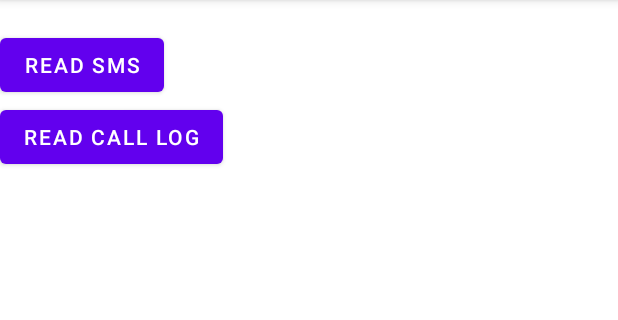
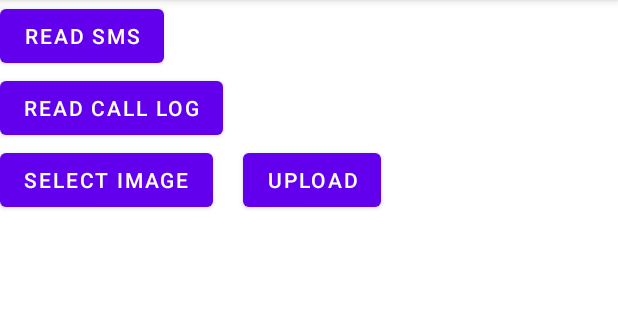
Before and after one commit to Daxesh-Italiya/HYTONE_FINANCE, an Android app: the screen it shows after launch (MainActivity), after a tap on "READ SMS", on a phone screen of 412 x 824 dp, the part 84-404 px from its top. Run offline under Robolectric (Android 15) with nearby library versions, the phone set to English and light mode, and no system bars; pictures from the network do not load; 3 statements that could not run were skipped.

Commit message:
Media access and api calls added

```diff
--- a/app/build.gradle
+++ b/app/build.gradle
@@ -35,4 +35,8 @@ dependencies {
     testImplementation 'junit:junit:4.+'
     androidTestImplementation 'androidx.test.ext:junit:1.1.3'
     androidTestImplementation 'androidx.test.espresso:espresso-core:3.4.0'
+
+    // dependencies for api calls
+    implementation 'com.squareup.retrofit2:retrofit:2.6.1'
+    implementation 'com.squareup.retrofit2:converter-gson:2.6.1'
 }
--- a/app/src/main/AndroidManifest.xml
+++ b/app/src/main/AndroidManifest.xml
@@ -4,7 +4,7 @@
 
     <uses-permission android:name="android.permission.READ_SMS" />
     <uses-permission android:name="android.permission.READ_CALL_LOG" />
-
+    <uses-permission android:name="android.permission.INTERNET" />
     <application
         android:allowBackup="true"
         android:icon="@mipmap/ic_launcher"
--- a/app/src/main/java/com/tst/hytonefinance/MainActivity.java
+++ b/app/src/main/java/com/tst/hytonefinance/MainActivity.java
@@ -4,55 +4,150 @@ import androidx.appcompat.app.AppCompatActivity;
 import androidx.core.app.ActivityCompat;
 
 import android.Manifest;
-import android.annotation.SuppressLint;
+import android.content.Intent;
 import android.content.pm.PackageManager;
 import android.database.Cursor;
 import android.net.Uri;
 import android.os.Bundle;
 import android.provider.CallLog;
-import android.provider.Telephony;
+import android.provider.MediaStore;
 import android.view.View;
+import android.widget.ImageView;
 import android.widget.TextView;
 
+import java.io.File;
 import java.util.Date;
+
+import okhttp3.MediaType;
+import okhttp3.MultipartBody;
+import okhttp3.RequestBody;
+import retrofit2.Call;
+import retrofit2.Callback;
+import retrofit2.Response;
+import retrofit2.Retrofit;
 
 public class MainActivity extends AppCompatActivity {
 
     private TextView myTextView;
+    private ImageView myImageView;
+    private static final int SELECT_PICTURE = 1;
+    private String selectedImagePath;
 
     @Override
     protected void onCreate(Bundle savedInstanceState) {
         super.onCreate(savedInstanceState);
         setContentView(R.layout.activity_main);
         myTextView = findViewById(R.id.textview);
-        ActivityCompat.requestPermissions(MainActivity.this, new String[]{Manifest.permission.READ_SMS, Manifest.permission.READ_CALL_LOG}, PackageManager.PERMISSION_GRANTED);
+        myImageView = findViewById(R.id.imageView);
+        ActivityCompat.requestPermissions(MainActivity.this,
+                new String[]{Manifest.permission.READ_SMS,
+                        Manifest.permission.READ_CALL_LOG},
+                PackageManager.PERMISSION_GRANTED
+        );
+
+        findViewById(R.id.select_image)
+                .setOnClickListener(new View.OnClickListener() {
+
+                    // opens activity to select image
+                    public void onClick(View arg0) {
+                        Intent intent = new Intent();
+                        intent.setType("image/*");
+                        intent.setAction(Intent.ACTION_GET_CONTENT);
+                        startActivityForResult(Intent.createChooser(intent,
+                                "Select Picture"), SELECT_PICTURE);
+                    }
+                });
     }
 
-    public void readSMS(View view) {
+    // shows image and stores its path
+    public void onActivityResult(int requestCode, int resultCode, Intent data) {
+        super.onActivityResult(requestCode, resultCode, data);
+        if (resultCode == RESULT_OK) {
+            if (requestCode == SELECT_PICTURE) {
+                Uri selectedImageUri = data.getData();
+                myImageView.setImageURI(selectedImageUri);
+                selectedImagePath = getPath(selectedImageUri);
+            }
+        }
+    }
+
+    // gets path of selected image
+    public String getPath(Uri uri) {
+        if( uri == null ) {
+            return null;
+        }
+        String[] projection = { MediaStore.Images.Media.DATA };
+        Cursor cursor = managedQuery(uri, projection, null, null, null);
+        if( cursor != null ){
+            int column_index = cursor
+                    .getColumnIndexOrThrow(MediaStore.Images.Media.DATA);
+            cursor.moveToFirst();
+            String path = cursor.getString(column_index);
+            cursor.close();
+            return path;
+        }
+        return uri.getPath();
+    }
+
+    public void upload(View view){
+        uploadImage();
+    }
+
+    // sends image to api and gets response // todo: need to modify this function
+    private void uploadImage() {
+        File file = new File(selectedImagePath);
+
+        Retrofit retrofit = NetworkClient.getRetrofit();
+
+        RequestBody requestBody = RequestBody.create(MediaType.parse("image/*"), file);
+        MultipartBody.Part parts = MultipartBody.Part.createFormData("newImage", file.getName(), requestBody);
+        RequestBody someData = RequestBody.create(MediaType.parse("text/plain"), "This is a new Image");
+        UploadApis uploadApis = retrofit.create(UploadApis.class);
+        Call call = uploadApis.uploadImage(parts, someData);
+        call.enqueue(new Callback() {
+            @Override
+            public void onResponse(Call call, Response response) {
+                // code for success
+            }
+
+            @Override
+            public void onFailure(Call call, Throwable t) {
+                // code for failure
+            }
+        });
+    }
+
+    public void readSMS(View view){
+        readSms();
+    }
+
+    // prints last sms body
+    private void readSms() {
         Cursor getAllSms = getContentResolver().query(Uri.parse("content://sms"), null, null, null, null);
         getAllSms.moveToFirst();
         myTextView.setText(getAllSms.getString(12));
         getAllSms.close();
     }
 
+    // prints all call history
     public void readCallLog(View view) {
 
         StringBuffer sb = new StringBuffer();
-        Cursor managedCursor = managedQuery( CallLog.Calls.CONTENT_URI,null, null,null, null);
-        int number = managedCursor.getColumnIndex( CallLog.Calls.NUMBER );
-        int type = managedCursor.getColumnIndex( CallLog.Calls.TYPE );
-        int date = managedCursor.getColumnIndex( CallLog.Calls.DATE);
-        int duration = managedCursor.getColumnIndex( CallLog.Calls.DURATION);
-        sb.append( "Call Details :");
-        while ( managedCursor.moveToNext() ) {
-            String phNumber = managedCursor.getString( number );
-            String callType = managedCursor.getString( type );
-            String callDate = managedCursor.getString( date );
+        Cursor managedCursor = managedQuery(CallLog.Calls.CONTENT_URI, null, null, null, null);
+        int number = managedCursor.getColumnIndex(CallLog.Calls.NUMBER);
+        int type = managedCursor.getColumnIndex(CallLog.Calls.TYPE);
+        int date = managedCursor.getColumnIndex(CallLog.Calls.DATE);
+        int duration = managedCursor.getColumnIndex(CallLog.Calls.DURATION);
+        sb.append("Call Details :");
+        while (managedCursor.moveToNext()) {
+            String phNumber = managedCursor.getString(number);
+            String callType = managedCursor.getString(type);
+            String callDate = managedCursor.getString(date);
             Date callDayTime = new Date(Long.valueOf(callDate));
-            String callDuration = managedCursor.getString( duration );
+            String callDuration = managedCursor.getString(duration);
             String dir = null;
-            int dircode = Integer.parseInt( callType );
-            switch( dircode ) {
+            int dircode = Integer.parseInt(callType);
+            switch (dircode) {
                 case CallLog.Calls.OUTGOING_TYPE:
                     dir = "OUTGOING";
                     break;
@@ -65,7 +160,7 @@ public class MainActivity extends AppCompatActivity {
                     dir = "MISSED";
                     break;
             }
-            sb.append( "\nPhone Number:--- "+phNumber +" \nCall Type:--- "+dir+" \nCall Date:--- "+callDayTime+" \nCall duration in sec :--- "+callDuration );
+            sb.append("\nPhone Number:--- " + phNumber + " \nCall Type:--- " + dir + " \nCall Date:--- " + callDayTime + " \nCall duration in sec :--- " + callDuration);
             sb.append("\n----------------------------------");
         }
         managedCursor.close();
--- /dev/null
+++ b/app/src/main/java/com/tst/hytonefinance/UploadApis.java
@@ -0,0 +1,14 @@
+package com.tst.hytonefinance;
+
+import okhttp3.MultipartBody;
+import okhttp3.RequestBody;
+import retrofit2.Call;
+import retrofit2.http.Multipart;
+import retrofit2.http.POST;
+import retrofit2.http.Part;
+
+public interface UploadApis {
+    @Multipart
+    @POST("upload")             // todo: give api name
+    Call<RequestBody> uploadImage(@Part MultipartBody.Part part, @Part("someData") RequestBody requestBody);
+}
--- a/app/src/main/res/layout/activity_main.xml
+++ b/app/src/main/res/layout/activity_main.xml
@@ -6,16 +6,6 @@
     android:layout_height="match_parent"
     android:orientation="vertical"
     tools:context=".MainActivity">
-
-    <TextView
-        android:id="@+id/textview"
-        android:layout_width="wrap_content"
-        android:layout_height="wrap_content"
-        android:text=""
-        app:layout_constraintBottom_toBottomOf="parent"
-        app:layout_constraintLeft_toLeftOf="parent"
-        app:layout_constraintRight_toRightOf="parent"
-        app:layout_constraintTop_toTopOf="parent" />
 
     <Button
         android:layout_width="wrap_content"
@@ -29,4 +19,41 @@
         android:text="read call log"
         android:onClick="readCallLog"/>
 
+
+    <LinearLayout
+        android:layout_width="match_parent"
+        android:layout_height="wrap_content"
+        android:orientation="horizontal">
+
+        <Button
+            android:id="@+id/select_image"
+            android:layout_width="wrap_content"
+            android:layout_height="wrap_content"
+            android:text="select image" />
+
+        <Button
+            android:id="@+id/upload"
+            android:layout_width="wrap_content"
+            android:layout_height="wrap_content"
+            android:layout_marginStart="20dp"
+            android:text="upload"
+            android:onClick="upload"/>
+
+    </LinearLayout>
+
+    <TextView
+        android:id="@+id/textview"
+        android:layout_width="wrap_content"
+        android:layout_height="wrap_content"
+        android:text=""
+        app:layout_constraintBottom_toBottomOf="parent"
+        app:layout_constraintLeft_toLeftOf="parent"
+        app:layout_constraintRight_toRightOf="parent"
+        app:layout_constraintTop_toTopOf="parent" />
+
+    <ImageView
+        android:id="@+id/imageView"
+        android:layout_width="match_parent"
+        android:layout_height="wrap_content"/>
+
 </LinearLayout>
```
Also changed, not shown: app/src/main/java/com/tst/hytonefinance/NetworkClient.java (added, +19 -0 lines).
